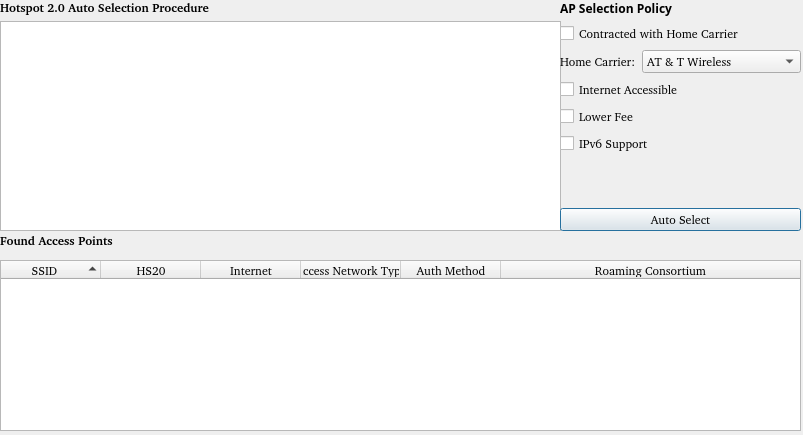
Before: the Qt Designer form wpa_supplicant/wpa_gui-qt4/hotspot2.ui in furtherLee/wpa_supplicant_demo, drawn with Qt 5.
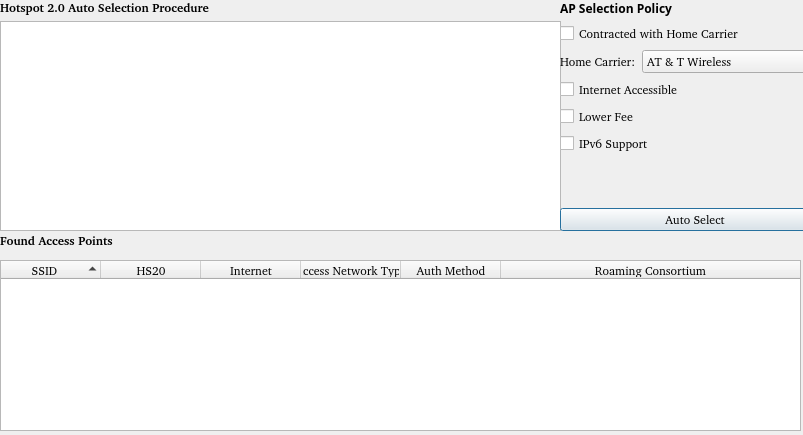
After: the same form once the commit is applied.

Commit message: add build alg options

Patch:
```diff
--- a/wpa_supplicant/wpa_gui-qt4/hotspot2.ui
+++ b/wpa_supplicant/wpa_gui-qt4/hotspot2.ui
@@ -222,7 +222,7 @@
     <rect>
      <x>560</x>
      <y>0</y>
-     <width>241</width>
+     <width>270</width>
      <height>231</height>
     </rect>
    </property>
```
Left out of the diff: 2 changed lines with no effect on the pictures. The commit also changes 2 other files.
